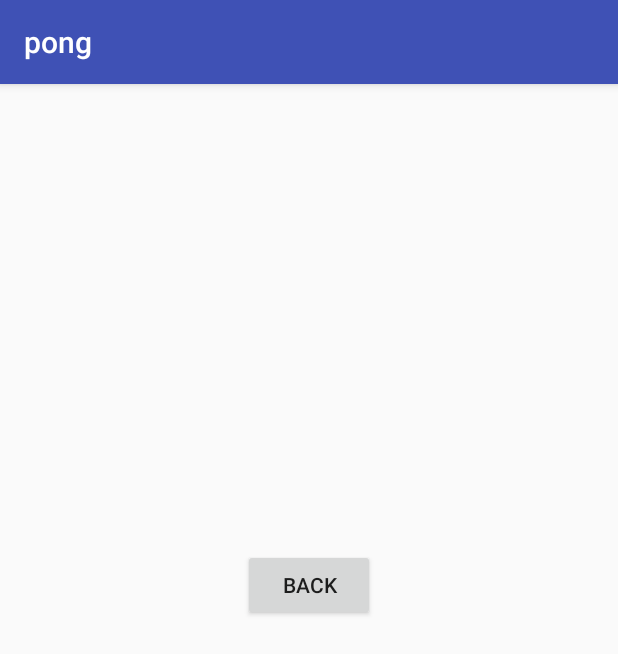
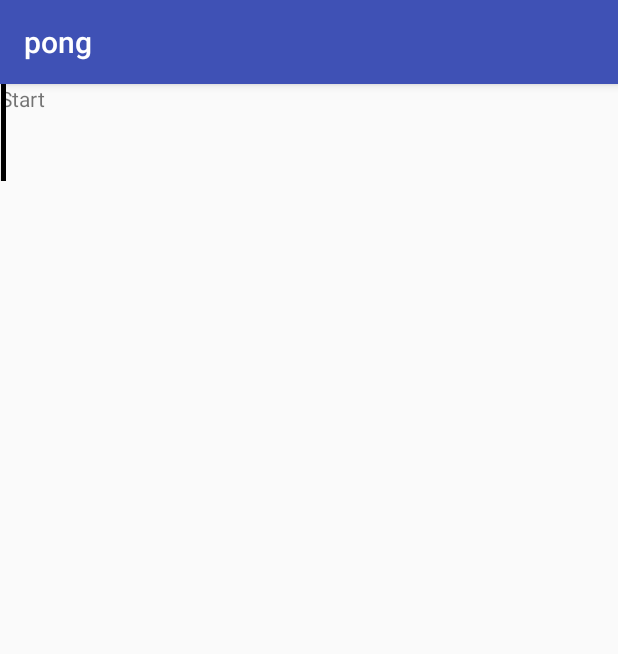
Before and after one commit to adican12/newPong, an Android app: the screen it shows after launch (playActivity before the commit, Game after it), after a tap on "PLAY", on a phone screen of 412 x 824 dp. Shown: the top 654 px of the screen. Run offline under Robolectric (Android 15) with nearby library versions, the light colour scheme and no system bars.

Commit message:
start storage

```diff
--- a/app/build.gradle
+++ b/app/build.gradle
@@ -25,4 +25,10 @@ dependencies {
     testImplementation 'junit:junit:4.12'
     androidTestImplementation 'com.android.support.test:runner:1.0.2'
     androidTestImplementation 'com.android.support.test.espresso:espresso-core:3.0.2'
+
+    implementation "android.arch.persistence.room:runtime:1.1.1-rc1"
+    annotationProcessor "android.arch.persistence.room:compiler:1.1.1-rc1"
+
+    implementation "android.arch.lifecycle:livedata:1.1.1"
+
 }
--- a/app/src/main/AndroidManifest.xml
+++ b/app/src/main/AndroidManifest.xml
@@ -17,7 +17,8 @@
             </intent-filter>
         </activity>
         <activity android:name=".playActivity" />
-        <activity android:name=".settingsActivity"></activity>
+        <activity android:name=".settingsActivity" />
+        <activity android:name=".Game"></activity>
     </application>
 
 </manifest>
--- /dev/null
+++ b/app/src/main/java/com/ponggame/pong/Game.java
@@ -0,0 +1,147 @@
+package com.ponggame.pong;
+
+import android.os.Bundle;
+import android.os.Handler;
+import android.support.v7.app.AppCompatActivity;
+import android.view.Display;
+import android.view.MotionEvent;
+import android.view.View;
+import android.view.WindowManager;
+import android.widget.FrameLayout;
+import android.widget.ImageView;
+import android.widget.TextView;
+
+import java.util.Timer;
+import java.util.TimerTask;
+
+/**
+ * Created by yarde on 11/06/2018.
+ */
+
+public class Game extends AppCompatActivity{
+
+
+    private TextView Tap_To_Start;
+    private ImageView pong_left;
+    private ImageView pong_right;
+    private ImageView Ball;
+
+    private int frame_height ;
+    private int pong_left_size ;
+    private int screenWidth ;
+    private int screenHeight ;
+
+    WindowManager wm = getWindowManager();
+//    Display display = wm.getDefaultDisplay();
+
+
+
+
+    private Handler handler = new Handler();
+    private Timer timer = new Timer();
+
+
+
+    private boolean action_flg = false ;
+    private boolean start_flg = false ;
+
+    //postion
+
+    private int pong_left_Y;
+    private int pong_right_Y;
+
+
+    @Override
+    protected void onCreate(Bundle savedInstanceState) {
+        super.onCreate(savedInstanceState);
+        setContentView(R.layout.activity_game);
+        play_pong();
+
+    }
+
+
+    public void play_pong() {
+
+        Tap_To_Start = (TextView) findViewById(R.id.Tap_to_start);
+        pong_left = (ImageView) findViewById(R.id.left_pong);
+        pong_right = (ImageView) findViewById(R.id.right_pong);
+        Ball = (ImageView) findViewById(R.id.Ball);
+
+
+        Ball.setX(-80);
+        Ball.setY(-80);
+
+
+        //temporary
+        //Tap_To_Start.setVisibility(View.INVISIBLE);
+        //pong_left_Y = 500;
+    }
+
+
+    public void  changePos(){
+
+        if(action_flg == true)
+        {
+            pong_left_Y -= 15;
+        } else {
+
+            pong_left_Y += 15;
+
+
+        }
+
+        //if(pong_left_Y<0) pong_left_Y =0;
+
+
+        pong_left.setY(pong_left_Y);}
+
+
+
+
+    public boolean onTouchEvent(MotionEvent player) {
+
+        if(start_flg ==false)
+        {
+
+            start_flg =true;
+
+//            FrameLayout frame = (FrameLayout)findViewById(R.id.frame);
+//            frame_height = frame.getHeight();
+
+            pong_left_Y = (int) pong_left.getY();
+
+            pong_left_size = pong_left.getHeight();
+
+
+            Tap_To_Start.setVisibility(View.GONE);
+
+            timer.schedule(new TimerTask() {
+                @Override
+                public void run() {
+                    handler.post(new Runnable() {
+                        @Override
+                        public void run() {
+                            changePos();
+                        }
+                    });
+                }
+            },0,20);
+
+        }else {
+            if (player.getAction() == MotionEvent.ACTION_DOWN) {
+                //pong_left_Y -= 15;
+                action_flg = true;
+
+            } else if (player.getAction() == MotionEvent.ACTION_UP)
+            {
+                action_flg = false ;
+            }
+
+        }
+
+        return true;
+    }
+
+
+
+}
--- a/app/src/main/java/com/ponggame/pong/MainActivity.java
+++ b/app/src/main/java/com/ponggame/pong/MainActivity.java
@@ -32,7 +32,7 @@ public class MainActivity extends AppCompatActivity {
     public void onPlay(View view){
         song.pause();
         button.start();
-        startActivity(new Intent(this, playActivity.class));
+        startActivity(new Intent(this, Game.class));
 
     }
 
--- /dev/null
+++ b/app/src/main/res/layout/activity_game.xml
@@ -0,0 +1,44 @@
+<?xml version="1.0" encoding="utf-8"?>
+<android.support.constraint.ConstraintLayout
+    xmlns:android="http://schemas.android.com/apk/res/android"
+    xmlns:app="http://schemas.android.com/apk/res-auto"
+    xmlns:tools="http://schemas.android.com/tools"
+    android:layout_width="match_parent"
+    android:layout_height="match_parent">
+
+
+
+        <ImageView
+            android:id="@+id/left_pong"
+            android:layout_width="wrap_content"
+            android:layout_height="wrap_content"
+            android:layout_gravity="center|left"
+            app:srcCompat="@android:drawable/status_bar_item_background" />
+
+        <ImageView
+            android:id="@+id/right_pong"
+            android:layout_width="wrap_content"
+            android:layout_height="wrap_content"
+            android:layout_gravity="center|right"
+            app:srcCompat="@android:drawable/status_bar_item_background" />
+
+        <ImageView
+            android:id="@+id/Ball"
+            android:layout_width="wrap_content"
+            android:layout_height="wrap_content"
+            android:layout_gravity="center|start"
+            app:srcCompat="@android:drawable/ic_notification_overlay" />
+
+        <TextView
+            android:id="@+id/Tap_to_start"
+            android:layout_width="wrap_content"
+            android:layout_height="wrap_content"
+            android:layout_gravity="center_horizontal"
+            tools:layout_editor_absoluteX="156dp"
+            tools:layout_editor_absoluteY="246dp"
+            android:text="Start"
+            tools:ignore="MissingConstraints" />
+
+
+
+</android.support.constraint.ConstraintLayout>
--- a/build.gradle
+++ b/build.gradle
@@ -7,7 +7,7 @@ buildscript {
         jcenter()
     }
     dependencies {
-        classpath 'com.android.tools.build:gradle:3.1.2'
+        classpath 'com.android.tools.build:gradle:3.1.3'
 
 
         // NOTE: Do not place your application dependencies here; they belong
```
Also changed, not shown: app/src/main/java/com/ponggame/pong/storage/dao.java (added, +20 -0 lines), app/src/main/java/com/ponggame/pong/storage/db.java (added, +9 -0 lines), app/src/main/java/com/ponggame/pong/storage/entitty.java (added, +10 -0 lines).
